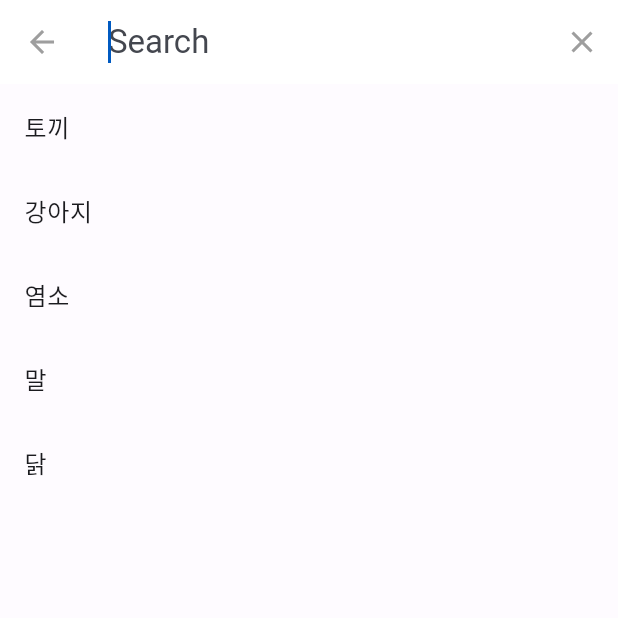
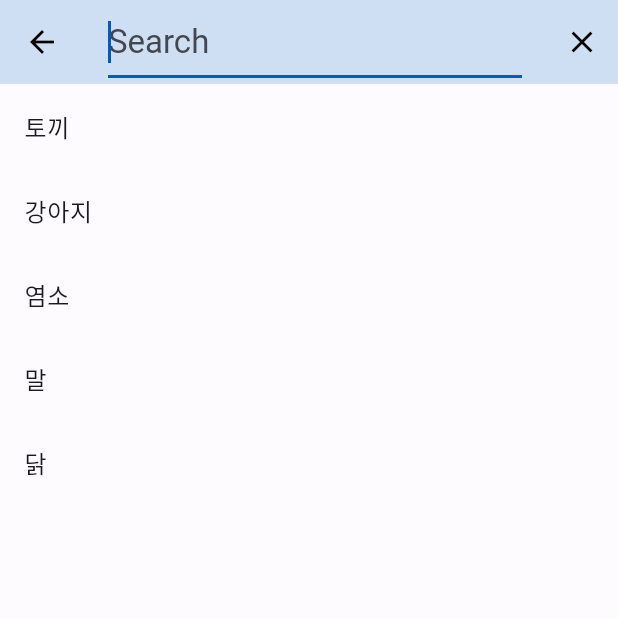
Before and after one commit to JackDinealKIM/flutter-image-search-bloc-clean-architecture, a Flutter app: the screen it shows after launch, after a tap on the "search" icon, on a phone screen of 412 x 824 dp, the top half of it. Run offline on Flutter 3.47's test engine with Material 2 defaults, Android fonts, the phone set to English and light mode, and no system bars; network calls fail.

Commit message:
feat: add imageGridWidget fix: themeData for appBarTheme fix: search flow in searchPage

```diff
--- a/lib/main.dart
+++ b/lib/main.dart
@@ -14,8 +14,21 @@ class MyApp extends StatelessWidget {
   @override
   Widget build(BuildContext context) {
     return MaterialApp(
-      theme: ThemeData(useMaterial3: true, colorScheme: lightColorScheme),
-      darkTheme: ThemeData(useMaterial3: true, colorScheme: darkColorScheme),
+      theme: ThemeData(
+        useMaterial3: true,
+        colorScheme: lightColorScheme,
+        appBarTheme: const AppBarTheme(
+          backgroundColor: primaryBackgroundColor,
+          // This will be applied to the "back" icon
+          iconTheme: IconThemeData(color: Colors.black),
+          // This will be applied to the action icon buttons that locates on the right side
+          actionsIconTheme: IconThemeData(color: Colors.black),
+          centerTitle: true,
+          elevation: 15,
+          titleTextStyle: TextStyle(color: Colors.black),
+        ),
+      ),
+      // darkTheme: ThemeData(useMaterial3: true, colorScheme: darkColorScheme),
       home: const MainPage(),
       debugShowCheckedModeBanner: false,
       // initialRoute: HomePage.routeName,
@@ -59,7 +72,7 @@ class _MainPageState extends State<MainPage> {
           labelBehavior: NavigationDestinationLabelBehavior.onlyShowSelected,
           animationDuration: const Duration(milliseconds: 500),
           height: 60,
-          backgroundColor: const Color(0xFFF1F5Fb),
+          backgroundColor: primaryBackgroundColor,
           selectedIndex: index,
           onDestinationSelected: (index) => setState(() => this.index = index),
           destinations: const [
@@ -149,3 +162,4 @@ const darkColorScheme = ColorScheme(
 );
 
 const primaryColor = Color(0xFF005AC1);
+const primaryBackgroundColor = Color(0xFFF1F5Fb);
--- a/lib/presentation/pages/search_page.dart
+++ b/lib/presentation/pages/search_page.dart
@@ -1,4 +1,5 @@
 import 'package:flutter/material.dart';
+import 'package:search_images/presentation/widgets/image_grid_widget.dart';
 
 class SearchPage extends StatefulWidget {
   const SearchPage({Key? key}) : super(key: key);
@@ -8,21 +9,29 @@ class SearchPage extends StatefulWidget {
 }
 
 class _SearchPageState extends State<SearchPage> {
+  String keyword = '';
+
   @override
   Widget build(BuildContext context) {
     return Scaffold(
       appBar: AppBar(
-        title: const Text('이미지 검색'),
+        title: Text(keyword.isEmpty ? '이미지 검색' : "'$keyword'에 대한 검색 결과입니다."),
         actions: [
           IconButton(
             icon: const Icon(Icons.search),
-            onPressed: () {
-              showSearch(context: context, delegate: ImageSearchDelegate());
+            onPressed: () async {
+              final result = await showSearch(context: context, delegate: ImageSearchDelegate());
+
+              setState(() {
+                keyword = result ?? '';
+              });
+              print(keyword);
             },
           )
         ],
       ),
-      body: Center(
+      body: keyword.isEmpty
+          ? Center(
               child: Column(
                 mainAxisAlignment: MainAxisAlignment.center,
                 children: <Widget>[
@@ -32,12 +41,25 @@ class _SearchPageState extends State<SearchPage> {
                   ),
                 ],
               ),
-      ),
+            )
+          : const ImageGridWidget(),
     );
   }
 }
 
-class ImageSearchDelegate extends SearchDelegate {
+class ImageSearchDelegate extends SearchDelegate<String> {
+  @override
+  ThemeData appBarTheme(BuildContext context) {
+    final ThemeData theme = Theme.of(context);
+    return theme.copyWith(
+        // primaryColor: Colors.white,
+        // primaryIconTheme: theme.primaryIconTheme.copyWith(color: Colors.green),
+        // textTheme: theme.textTheme.copyWith(
+        //   title: TextStyle(fontSize: 10, fontWeight: FontWeight.normal),
+        // ),
+        );
+  }
+
   List<String> searchResults = [
     '토끼',
     '강아지',
@@ -52,7 +74,7 @@ class ImageSearchDelegate extends SearchDelegate {
           icon: const Icon(Icons.clear),
           onPressed: () {
             if (query.isEmpty) {
-              close(context, null);
+              close(context, '');
             } else {
               query = '';
             }
@@ -63,15 +85,7 @@ class ImageSearchDelegate extends SearchDelegate {
   @override
   Widget? buildLeading(BuildContext context) => IconButton(
         icon: const Icon(Icons.arrow_back),
-        onPressed: () => close(context, null),
-      );
-
-  @override
-  Widget buildResults(BuildContext context) => Center(
-        child: Text(
-          query,
-          style: Theme.of(context).textTheme.bodyLarge,
-        ),
+        onPressed: () => close(context, ''),
       );
 
   @override
@@ -92,4 +106,10 @@ class ImageSearchDelegate extends SearchDelegate {
       },
     );
   }
+
+  @override
+  Widget buildResults(BuildContext context) {
+    WidgetsBinding.instance.addPostFrameCallback((_) => close(context, query));
+    return Container();
   }
+}
```
Also changed, not shown: lib/presentation/pages/favorite_page.dart (+5 -9 lines), lib/presentation/widgets/image_grid_widget.dart (added, +45 -0 lines). Lines whose indentation alone changed are shown as unchanged.
